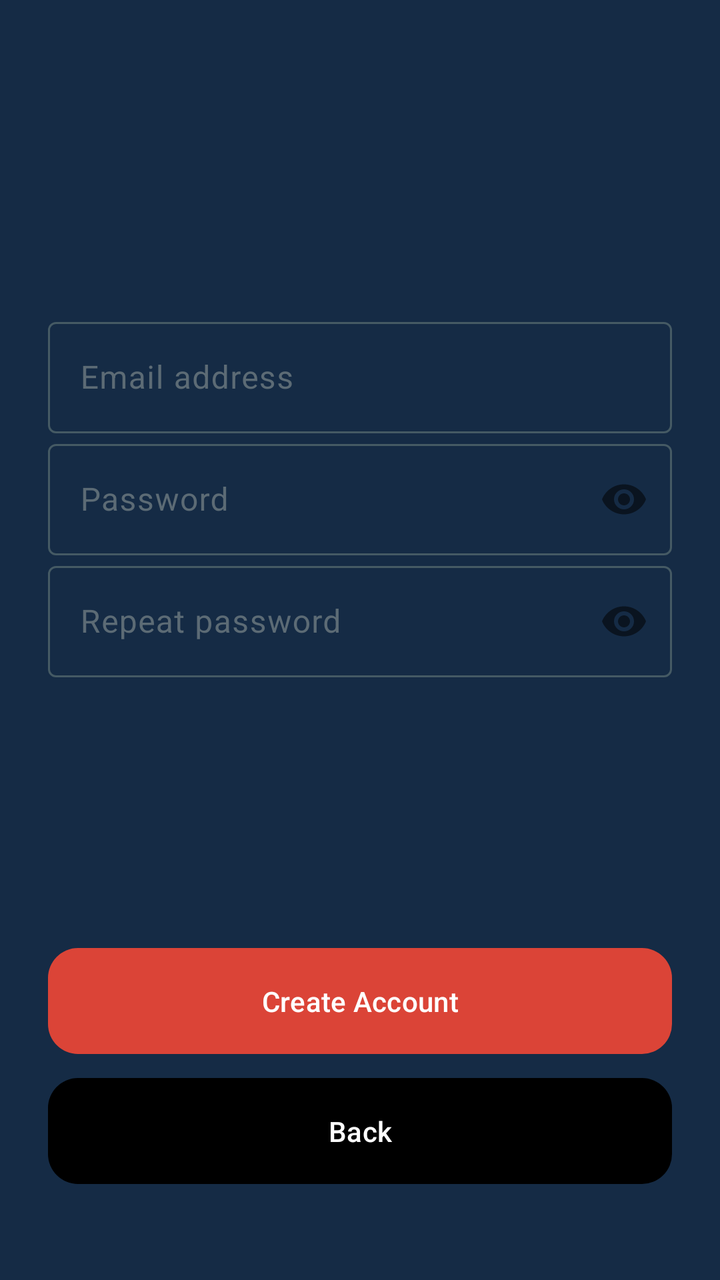
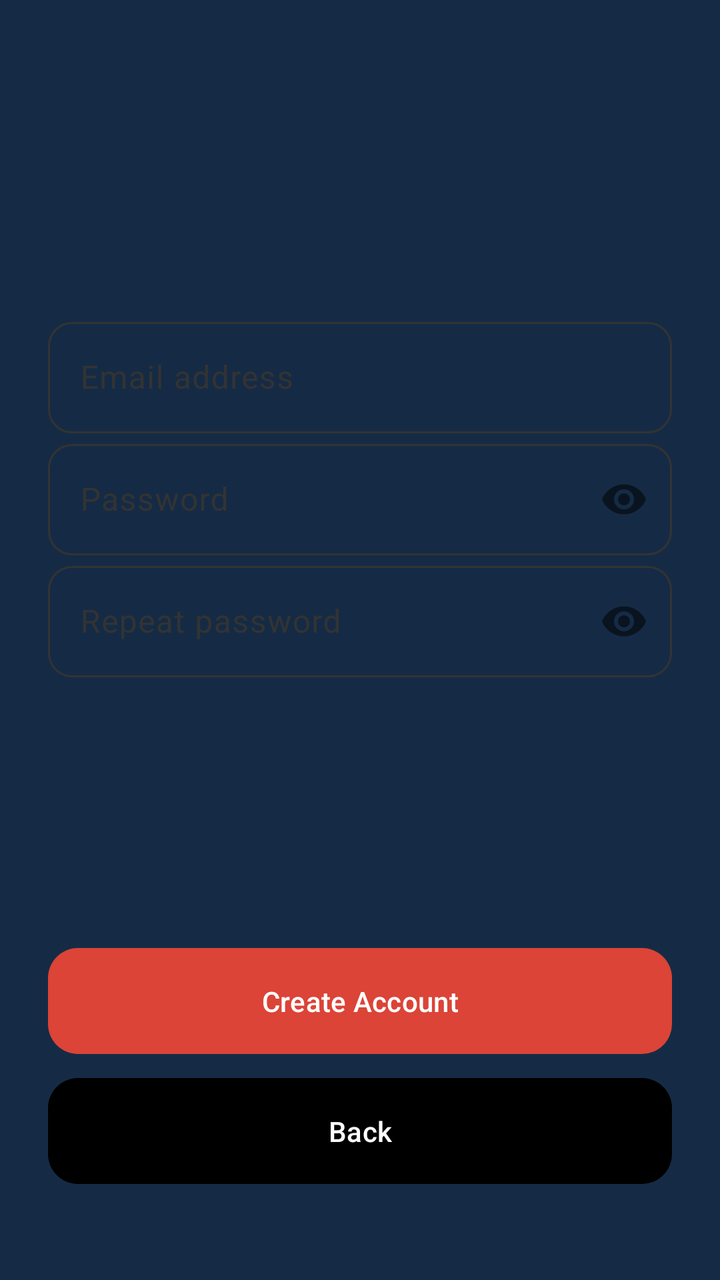

An Android layout rendered at two revisions. The XML below is the earlier revision; the diff shows what the commit changed to produce the second picture.
<!-- AndroidManifest.xml: application theme AppTheme -->
<!-- res/layout/fragment_register.xml -->
<?xml version="1.0" encoding="utf-8"?>
<androidx.constraintlayout.widget.ConstraintLayout 
    xmlns:android="http://schemas.android.com/apk/res/android"
    xmlns:app="http://schemas.android.com/apk/res-auto"
    android:layout_width="match_parent"
    android:layout_height="match_parent"
    android:padding="24dp">

    
    <com.google.android.material.textfield.TextInputLayout
        android:id="@+id/emailContainer"
        style="@style/Widget.Material3.TextInputLayout.OutlinedBox"
        android:layout_width="0dp"
        android:layout_height="wrap_content"
        app:layout_constraintStart_toStartOf="parent"
        app:layout_constraintEnd_toEndOf="parent"
        app:layout_constraintTop_toTopOf="parent"
        app:layout_constraintBottom_toTopOf="@id/passwordContainer"
        app:layout_constraintVertical_chainStyle="packed"
        android:contentDescription="@string/register_email_field_desc">

        <com.google.android.material.textfield.TextInputEditText
            android:id="@+id/emailEditText"
            android:layout_width="match_parent"
            android:layout_height="wrap_content"
            android:hint="@string/register_hint_email"
            android:inputType="textEmailAddress" />
    </com.google.android.material.textfield.TextInputLayout>

    
    <com.google.android.material.textfield.TextInputLayout
        android:id="@+id/passwordContainer"
        style="@style/Widget.Material3.TextInputLayout.OutlinedBox"
        android:layout_width="0dp"
        android:layout_height="wrap_content"
        app:passwordToggleEnabled="true"
        app:layout_constraintStart_toStartOf="parent"
        app:layout_constraintEnd_toEndOf="parent"
        app:layout_constraintTop_toBottomOf="@id/emailContainer"
        app:layout_constraintBottom_toTopOf="@id/passwordRepeatContainer"
        android:contentDescription="@string/register_password_field_desc">

        <com.google.android.material.textfield.TextInputEditText
            android:id="@+id/passwordEditText"
            android:layout_width="match_parent"
            android:layout_height="wrap_content"
            android:hint="@string/register_hint_password"
            android:inputType="textPassword" />
    </com.google.android.material.textfield.TextInputLayout>

    
    <com.google.android.material.textfield.TextInputLayout
        android:id="@+id/passwordRepeatContainer"
        style="@style/Widget.Material3.TextInputLayout.OutlinedBox"
        android:layout_width="0dp"
        android:layout_height="wrap_content"
        app:passwordToggleEnabled="true"
        app:layout_constraintStart_toStartOf="parent"
        app:layout_constraintEnd_toEndOf="parent"
        app:layout_constraintTop_toBottomOf="@id/passwordContainer"
        app:layout_constraintBottom_toTopOf="@id/btnRegister"
        android:contentDescription="@string/register_password_repeat_field_desc">

        <com.google.android.material.textfield.TextInputEditText
            android:id="@+id/etPasswordRepeat"
            android:layout_width="match_parent"
            android:layout_height="wrap_content"
            android:hint="@string/register_hint_password_repeat"
            android:inputType="textPassword" />
    </com.google.android.material.textfield.TextInputLayout>

    
    <com.google.android.material.button.MaterialButton
        android:id="@+id/btnRegister"
        style="@style/RedButton"
        android:text="@string/register_button"
        android:contentDescription="@string/register_button_desc"
        android:layout_width="0dp"
        android:layout_height="wrap_content"
        app:layout_constraintStart_toStartOf="parent"
        app:layout_constraintEnd_toEndOf="parent"
        app:layout_constraintBottom_toTopOf="@+id/btnBack"
        android:layout_marginBottom="4dp" />

    
    <com.google.android.material.button.MaterialButton
        android:id="@+id/btnBack"
        style="@style/BlackButton"
        android:text="@string/register_back_button"
        android:contentDescription="@string/register_back_button_desc"
        android:layout_width="0dp"
        android:layout_height="wrap_content"
        app:layout_constraintStart_toStartOf="parent"
        app:layout_constraintEnd_toEndOf="parent"
        app:layout_constraintBottom_toBottomOf="parent"
        android:layout_marginBottom="20dp"/>
		
</androidx.constraintlayout.widget.ConstraintLayout>
<!-- resources referenced by this layout -->
<resources>
  <string name="register_back_button">Back</string>
  <string name="register_back_button_desc">Go back to sign-in screen</string>
  <string name="register_button">Create Account</string>
  <string name="register_button_desc">Create a new AquaLight account</string>
  <string name="register_email_field_desc">Email input field for registration</string>
  <string name="register_hint_email">Email address</string>
  <string name="register_hint_password">Password</string>
  <string name="register_hint_password_repeat">Repeat password</string>
  <string name="register_password_field_desc">Password input field for registration</string>
  <string name="register_password_repeat_field_desc">Repeat password input field</string>
  <style name="BlackButton" parent="Widget.Material3.Button">
          <item name="backgroundTint">@android:color/black</item>
          <item name="android:textColor">@android:color/white</item>
          <item name="cornerRadius">15dp</item>
          <item name="android:minHeight">56dp</item>
          <item name="android:paddingTop">17dp</item>
          <item name="android:paddingBottom">17dp</item>
          <item name="android:elevation">0dp</item>
      </style>
  <style name="RedButton" parent="Widget.Material3.Button">
          <item name="backgroundTint">#DB4437</item>
          <item name="android:textColor">@android:color/white</item>
          <item name="cornerRadius">15dp</item>
          <item name="android:minHeight">56dp</item>
          <item name="android:paddingTop">17dp</item>
          <item name="android:paddingBottom">17dp</item>
          <item name="android:elevation">0dp</item>
      </style>
  <color name="md_theme_light_primary">#2196F3</color>
  <color name="md_theme_light_onPrimary">#FFFFFF</color>
  <color name="md_theme_light_secondary">#4A6363</color>
  <color name="md_theme_light_onSecondary">#FFFFFF</color>
  <color name="md_theme_light_background">#152B45</color>
  <color name="md_theme_light_surface">#152B45</color>
  <color name="md_theme_light_onSurface">#E0E6ED</color>
  <color name="md_theme_light_surfaceVariant">#233042</color>
  <color name="md_theme_light_onSurfaceVariant">#5C6B75</color>
  <color name="md_theme_light_outline">#455A64</color>
  <color name="md_theme_light_outlineVariant">#37474F</color>
  <color name="md_theme_light_error">#D32F2F</color>
  <color name="md_theme_light_onError">#FFFFFF</color>
  <!-- unchanged entries left out for length: 1 -->
</resources>

<!-- the commit's change to res/layout/fragment_register.xml (unified diff, before → after) -->
@@ -9,7 +9,7 @@
     
     <com.google.android.material.textfield.TextInputLayout
         android:id="@+id/emailContainer"
-        style="@style/Widget.Material3.TextInputLayout.OutlinedBox"
+        style="@style/AuthTextInputLayout"
         android:layout_width="0dp"
         android:layout_height="wrap_content"
         app:layout_constraintStart_toStartOf="parent"
@@ -21,6 +21,7 @@
 
         <com.google.android.material.textfield.TextInputEditText
             android:id="@+id/emailEditText"
+			style="@style/AuthEditText"
             android:layout_width="match_parent"
             android:layout_height="wrap_content"
             android:hint="@string/register_hint_email"
@@ -30,7 +31,7 @@
     
     <com.google.android.material.textfield.TextInputLayout
         android:id="@+id/passwordContainer"
-        style="@style/Widget.Material3.TextInputLayout.OutlinedBox"
+        style="@style/AuthTextInputLayout"
         android:layout_width="0dp"
         android:layout_height="wrap_content"
         app:passwordToggleEnabled="true"
@@ -42,6 +43,7 @@
 
         <com.google.android.material.textfield.TextInputEditText
             android:id="@+id/passwordEditText"
+		    style="@style/AuthEditText"
             android:layout_width="match_parent"
             android:layout_height="wrap_content"
             android:hint="@string/register_hint_password"
@@ -51,7 +53,7 @@
     
     <com.google.android.material.textfield.TextInputLayout
         android:id="@+id/passwordRepeatContainer"
-        style="@style/Widget.Material3.TextInputLayout.OutlinedBox"
+        style="@style/AuthTextInputLayout"
         android:layout_width="0dp"
         android:layout_height="wrap_content"
         app:passwordToggleEnabled="true"
@@ -63,6 +65,7 @@
 
         <com.google.android.material.textfield.TextInputEditText
             android:id="@+id/etPasswordRepeat"
+			style="@style/AuthEditText"
             android:layout_width="match_parent"
             android:layout_height="wrap_content"
             android:hint="@string/register_hint_password_repeat"
<!-- resource entries referenced after the edit -->
@@ -10,6 +10,29 @@
   <string name="register_hint_password_repeat">Repeat password</string>
   <string name="register_password_field_desc">Password input field for registration</string>
   <string name="register_password_repeat_field_desc">Repeat password input field</string>
+  <style name="AuthEditText" parent="Widget.Material3.TextInputEditText.OutlinedBox">
+      <item name="android:textColor">@color/auth_text_color</item>
+      <item name="colorControlActivated">@color/auth_focus_color</item> 
+  </style>
+  <style name="AuthTextInputLayout" parent="Widget.Material3.TextInputLayout.OutlinedBox">
+      
+      <item name="boxStrokeColor">@color/auth_input_stroke_color</item>
+      <item name="boxStrokeWidth">1dp</item>
+      <item name="boxStrokeWidthFocused">2dp</item>
+  
+      
+      <item name="boxCornerRadiusTopStart">12dp</item>
+      <item name="boxCornerRadiusTopEnd">12dp</item>
+      <item name="boxCornerRadiusBottomStart">12dp</item>
+      <item name="boxCornerRadiusBottomEnd">12dp</item>
+  
+      
+      <item name="hintTextColor">@color/auth_hint_color</item>
+      <item name="android:textColorHint">@color/auth_hint_color</item>
+  
+      
+      <item name="boxBackgroundColor">@android:color/transparent</item>
+  </style>
   <style name="BlackButton" parent="Widget.Material3.Button">
           <item name="backgroundTint">@android:color/black</item>
           <item name="android:textColor">@android:color/white</item>
@@ -28,6 +51,8 @@
           <item name="android:paddingBottom">17dp</item>
           <item name="android:elevation">0dp</item>
       </style>
+  <color name="auth_text_color">#000000</color>
+  <color name="auth_focus_color">#2196F3</color>
   <color name="md_theme_light_primary">#2196F3</color>
   <color name="md_theme_light_onPrimary">#FFFFFF</color>
   <color name="md_theme_light_secondary">#4A6363</color>
